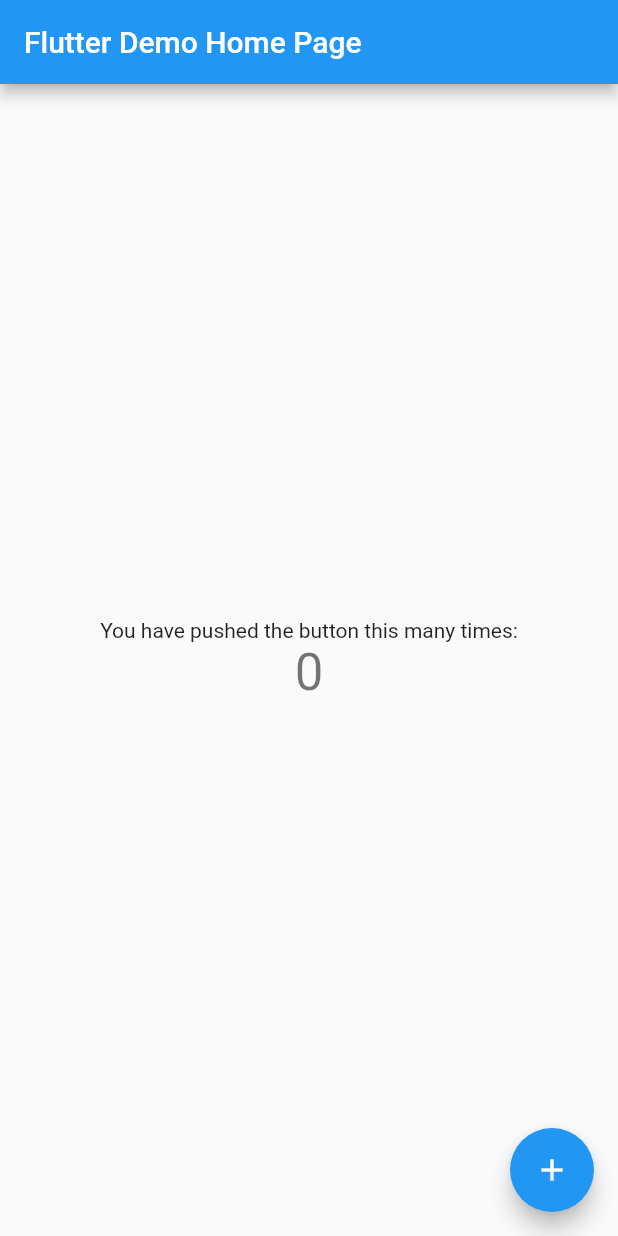
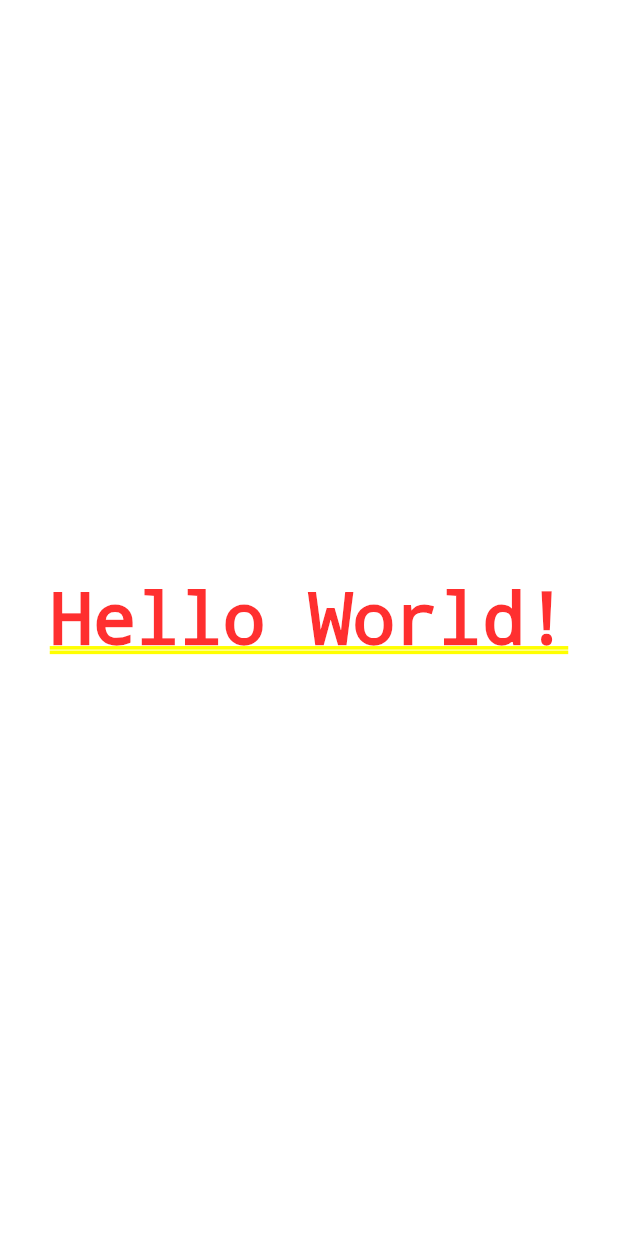
Before and after one commit to einnor/flutter-i-am-rich, a Flutter app: the screen it shows after launch, on a phone screen of 412 x 824 dp. Run offline on Flutter 3.47's test engine with Material 2 defaults, Android fonts, the phone set to English and light mode, and no system bars.

Commit message:
Center and Text widget

```diff
--- a/lib/main.dart
+++ b/lib/main.dart
@@ -1,111 +1,3 @@
 import 'package:flutter/material.dart';
 
-void main() => runApp(MyApp());
-
-class MyApp extends StatelessWidget {
-  // This widget is the root of your application.
-  @override
-  Widget build(BuildContext context) {
-    return MaterialApp(
-      title: 'Flutter Demo',
-      theme: ThemeData(
-        // This is the theme of your application.
-        //
-        // Try running your application with "flutter run". You'll see the
-        // application has a blue toolbar. Then, without quitting the app, try
-        // changing the primarySwatch below to Colors.green and then invoke
-        // "hot reload" (press "r" in the console where you ran "flutter run",
-        // or simply save your changes to "hot reload" in a Flutter IDE).
-        // Notice that the counter didn't reset back to zero; the application
-        // is not restarted.
-        primarySwatch: Colors.blue,
-      ),
-      home: MyHomePage(title: 'Flutter Demo Home Page'),
-    );
-  }
-}
-
-class MyHomePage extends StatefulWidget {
-  MyHomePage({Key key, this.title}) : super(key: key);
-
-  // This widget is the home page of your application. It is stateful, meaning
-  // that it has a State object (defined below) that contains fields that affect
-  // how it looks.
-
-  // This class is the configuration for the state. It holds the values (in this
-  // case the title) provided by the parent (in this case the App widget) and
-  // used by the build method of the State. Fields in a Widget subclass are
-  // always marked "final".
-
-  final String title;
-
-  @override
-  _MyHomePageState createState() => _MyHomePageState();
-}
-
-class _MyHomePageState extends State<MyHomePage> {
-  int _counter = 0;
-
-  void _incrementCounter() {
-    setState(() {
-      // This call to setState tells the Flutter framework that something has
-      // changed in this State, which causes it to rerun the build method below
-      // so that the display can reflect the updated values. If we changed
-      // _counter without calling setState(), then the build method would not be
-      // called again, and so nothing would appear to happen.
-      _counter++;
-    });
-  }
-
-  @override
-  Widget build(BuildContext context) {
-    // This method is rerun every time setState is called, for instance as done
-    // by the _incrementCounter method above.
-    //
-    // The Flutter framework has been optimized to make rerunning build methods
-    // fast, so that you can just rebuild anything that needs updating rather
-    // than having to individually change instances of widgets.
-    return Scaffold(
-      appBar: AppBar(
-        // Here we take the value from the MyHomePage object that was created by
-        // the App.build method, and use it to set our appbar title.
-        title: Text(widget.title),
-      ),
-      body: Center(
-        // Center is a layout widget. It takes a single child and positions it
-        // in the middle of the parent.
-        child: Column(
-          // Column is also a layout widget. It takes a list of children and
-          // arranges them vertically. By default, it sizes itself to fit its
-          // children horizontally, and tries to be as tall as its parent.
-          //
-          // Invoke "debug painting" (press "p" in the console, choose the
-          // "Toggle Debug Paint" action from the Flutter Inspector in Android
-          // Studio, or the "Toggle Debug Paint" command in Visual Studio Code)
-          // to see the wireframe for each widget.
-          //
-          // Column has various properties to control how it sizes itself and
-          // how it positions its children. Here we use mainAxisAlignment to
-          // center the children vertically; the main axis here is the vertical
-          // axis because Columns are vertical (the cross axis would be
-          // horizontal).
-          mainAxisAlignment: MainAxisAlignment.center,
-          children: <Widget>[
-            Text(
-              'You have pushed the button this many times:',
-            ),
-            Text(
-              '$_counter',
-              style: Theme.of(context).textTheme.display1,
-            ),
-          ],
-        ),
-      ),
-      floatingActionButton: FloatingActionButton(
-        onPressed: _incrementCounter,
-        tooltip: 'Increment',
-        child: Icon(Icons.add),
-      ), // This trailing comma makes auto-formatting nicer for build methods.
-    );
-  }
-}
+void main() => runApp(MaterialApp(home: Center(child: Text('Hello World!'))));
```
